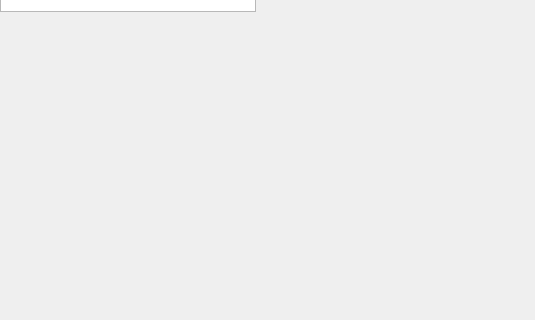
Old version of the form AttackUniversity/nivel1.ui in the repository juan154850/Juego-info-2-Attack-University-; both pictures show x 0 to 535 and y 180 to 500 of the 800 by 600 pixel window.
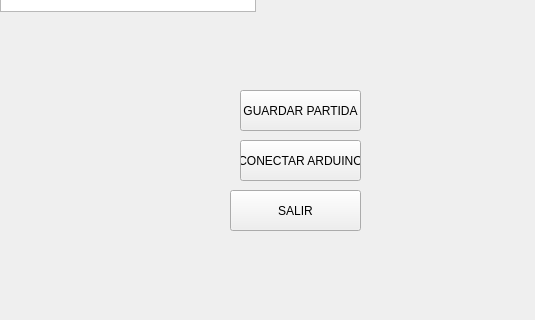
New version of the form.

Patch:
```diff
--- a/AttackUniversity/nivel1.ui
+++ b/AttackUniversity/nivel1.ui
@@ -95,6 +95,45 @@
     </rect>
    </property>
   </widget>
+  <widget class="QPushButton" name="GUARDAPARTIDA">
+   <property name="geometry">
+    <rect>
+     <x>240</x>
+     <y>270</y>
+     <width>121</width>
+     <height>41</height>
+    </rect>
+   </property>
+   <property name="text">
+    <string>GUARDAR PARTIDA</string>
+   </property>
+  </widget>
+  <widget class="QPushButton" name="ARDUINO">
+   <property name="geometry">
+    <rect>
+     <x>240</x>
+     <y>320</y>
+     <width>121</width>
+     <height>41</height>
+    </rect>
+   </property>
+   <property name="text">
+    <string>CONECTAR ARDUINO</string>
+   </property>
+  </widget>
+  <widget class="QPushButton" name="SALIR">
+   <property name="geometry">
+    <rect>
+     <x>230</x>
+     <y>370</y>
+     <width>131</width>
+     <height>41</height>
+    </rect>
+   </property>
+   <property name="text">
+    <string>SALIR</string>
+   </property>
+  </widget>
  </widget>
  <resources/>
  <connections/>
```
